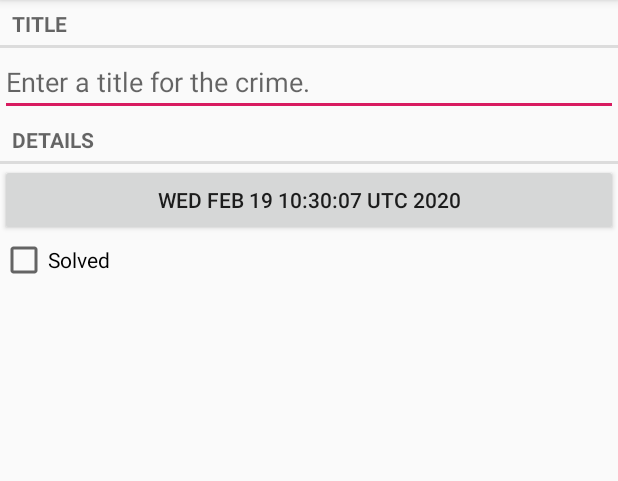
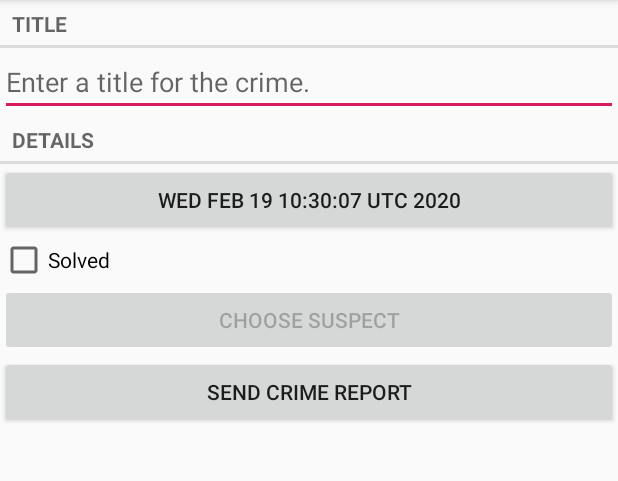
Before and after one commit to chenjun15/CriminalIntent, an Android app: the screen it shows after launch (CrimePagerActivity), after a tap on "New Crime", on a phone screen of 412 x 824 dp, the part 84-565 px from its top. Run offline under Robolectric (Android 15) with nearby library versions, the phone set to English and light mode, and no system bars.

Commit message:
第15章 隐式Intent

```diff
--- a/app/src/main/java/com/cj/criminalintent/Crime.java
+++ b/app/src/main/java/com/cj/criminalintent/Crime.java
@@ -8,6 +8,7 @@ public class Crime {
     private String mTitle;
     private Date mDate;
     private boolean mSolved;
+    private String mSuspect;
 
     public Crime() {
         this(UUID.randomUUID());
@@ -45,4 +46,12 @@ public class Crime {
     public void setSolved(boolean solved) {
         mSolved = solved;
     }
+
+    public String getSuspect() {
+        return mSuspect;
+    }
+
+    public void setSuspect(String suspect) {
+        mSuspect = suspect;
+    }
 }
--- a/app/src/main/java/com/cj/criminalintent/CrimeFragment.java
+++ b/app/src/main/java/com/cj/criminalintent/CrimeFragment.java
@@ -2,9 +2,14 @@ package com.cj.criminalintent;
 
 import android.app.Activity;
 import android.content.Intent;
+import android.content.pm.PackageManager;
+import android.database.Cursor;
+import android.net.Uri;
 import android.os.Bundle;
+import android.provider.ContactsContract;
 import android.text.Editable;
 import android.text.TextWatcher;
+import android.text.format.DateFormat;
 import android.view.LayoutInflater;
 import android.view.View;
 import android.view.ViewGroup;
@@ -27,11 +32,14 @@ public class CrimeFragment extends Fragment {
     private static final String DIALOG_DATE = "DialogDate";
 
     private static final int REQUEST_DATE = 0;
+    private static final int REQUEST_CONTACT = 1;
 
     private Crime mCrime;
     private EditText mTitleField;
     private Button mDateButton;
     private CheckBox mSolvedCheckBox;
+    private Button mSuspectButton;
+    private Button mReportButton;
 
     public static CrimeFragment newInstance(UUID crimeId) {
         Bundle args = new Bundle();
@@ -100,6 +108,36 @@ public class CrimeFragment extends Fragment {
             }
         });
 
+        mReportButton = v.findViewById(R.id.crime_report);
+        mReportButton.setOnClickListener(new View.OnClickListener() {
+            @Override
+            public void onClick(View v) {
+                Intent i = new Intent(Intent.ACTION_SEND);
+                i.setType("text/plain");
+                i.putExtra(Intent.EXTRA_TEXT, getCrimeReport());
+                i.putExtra(Intent.EXTRA_SUBJECT, getString(R.string.crime_report_subject));
+                i = Intent.createChooser(i, getString(R.string.send_report));
+                startActivity(i);
+            }
+        });
+
+        final Intent pickContact = new Intent(Intent.ACTION_PICK, ContactsContract.Contacts.CONTENT_URI);
+//        pickContact.addCategory(Intent.CATEGORY_HOME);
+        mSuspectButton = v.findViewById(R.id.crime_suspect);
+        mSuspectButton.setOnClickListener(new View.OnClickListener() {
+            @Override
+            public void onClick(View v) {
+                startActivityForResult(pickContact, REQUEST_CONTACT);
+            }
+        });
+
+        if (mCrime.getSuspect() != null)
+            mSuspectButton.setText(mCrime.getSuspect());
+
+        PackageManager packageManager = getActivity().getPackageManager();
+        if (packageManager.resolveActivity(pickContact, PackageManager.MATCH_DEFAULT_ONLY) == null)
+            mSuspectButton.setEnabled(false);
+
         return v;
     }
 
@@ -111,10 +149,51 @@ public class CrimeFragment extends Fragment {
             Date date = (Date) data.getSerializableExtra(DatePickerFragment.EXTRA_DATE);
             mCrime.setDate(date);
             updateDate();
+        } else if (requestCode == REQUEST_CONTACT && data != null) {
+            Uri contactUri = data.getData();
+            // Specify which fields you want your query to return values for.
+            String[] queryFields = new String[]{ContactsContract.Contacts.DISPLAY_NAME};
+            // Perform your query - the contackUri is like a "where" clause here
+            Cursor c = getActivity().getContentResolver().query(contactUri, queryFields, null, null, null);
+
+            try {
+                // Double-check that you actually got results
+                if (c.getCount() == 0)
+                    return;
+
+                // Pull out the first column of the first row of data that is your suspect's name
+                c.moveToFirst();
+                String suspect = c.getString(0);
+                mCrime.setSuspect(suspect);
+                mSuspectButton.setText(suspect);
+            } finally {
+                c.close();
+            }
         }
     }
 
     private void updateDate() {
         mDateButton.setText(mCrime.getDate().toString());
     }
+
+    private String getCrimeReport() {
+        String solvedString = null;
+        if (mCrime.isSolved())
+            solvedString = getString(R.string.crime_report_solved);
+        else
+            solvedString = getString(R.string.crime_report_unsolved);
+
+        String dateFormat = "EEE, MMM dd";
+        String dateString = DateFormat.format(dateFormat, mCrime.getDate()).toString();
+
+        String suspect = mCrime.getSuspect();
+        if (suspect == null)
+            suspect = getString(R.string.crime_report_no_suspect);
+        else
+            suspect = getString(R.string.crime_report_suspect, suspect);
+
+        String report = getString(R.string.crime_report, mCrime.getTitle(), dateString, solvedString, suspect);
+
+        return report;
+    }
 }
--- a/app/src/main/java/com/cj/criminalintent/CrimeLab.java
+++ b/app/src/main/java/com/cj/criminalintent/CrimeLab.java
@@ -87,6 +87,7 @@ public class CrimeLab {
         values.put(CrimeTable.Cols.TITLE, crime.getTitle());
         values.put(CrimeTable.Cols.DATE, crime.getDate().getTime());
         values.put(CrimeTable.Cols.SOLVED, crime.isSolved() ? 1 : 0);
+        values.put(CrimeTable.Cols.SUSPECT, crime.getSuspect());
 
         return values;
     }
--- a/app/src/main/java/com/cj/criminalintent/database/CrimeBaseHelper.java
+++ b/app/src/main/java/com/cj/criminalintent/database/CrimeBaseHelper.java
@@ -17,9 +17,8 @@ public class CrimeBaseHelper extends SQLiteOpenHelper {
     @Override
     public void onCreate(SQLiteDatabase db) {
         db.execSQL("create table " + CrimeTable.NAME + "(" +
-                " _id integer primary key autoincrement, " +
-                CrimeTable.Cols.UUID + ", " + CrimeTable.Cols.TITLE + ", " +
-                CrimeTable.Cols.DATE + ", " + CrimeTable.Cols.SOLVED + ")");
+                " _id integer primary key autoincrement, " + CrimeTable.Cols.UUID + ", " + CrimeTable.Cols.TITLE + ", " +
+                CrimeTable.Cols.DATE + ", " + CrimeTable.Cols.SOLVED + ", " + CrimeTable.Cols.SUSPECT + ")");
     }
 
     @Override
--- a/app/src/main/java/com/cj/criminalintent/database/CrimeCursorWrapper.java
+++ b/app/src/main/java/com/cj/criminalintent/database/CrimeCursorWrapper.java
@@ -4,6 +4,7 @@ import android.database.Cursor;
 import android.database.CursorWrapper;
 
 import com.cj.criminalintent.Crime;
+import com.cj.criminalintent.database.CrimeDbSchema.CrimeTable;
 
 import java.util.Date;
 import java.util.UUID;
@@ -19,15 +20,17 @@ public class CrimeCursorWrapper extends CursorWrapper {
     }
 
     public Crime getCrime() {
-        String uuidString = getString(getColumnIndex(CrimeDbSchema.CrimeTable.Cols.UUID));
-        String title = getString(getColumnIndex(CrimeDbSchema.CrimeTable.Cols.TITLE));
-        long date = getLong(getColumnIndex(CrimeDbSchema.CrimeTable.Cols.DATE));
-        int isSolved = getInt(getColumnIndex(CrimeDbSchema.CrimeTable.Cols.SOLVED));
+        String uuidString = getString(getColumnIndex(CrimeTable.Cols.UUID));
+        String title = getString(getColumnIndex(CrimeTable.Cols.TITLE));
+        long date = getLong(getColumnIndex(CrimeTable.Cols.DATE));
+        int isSolved = getInt(getColumnIndex(CrimeTable.Cols.SOLVED));
+        String suspect = getString(getColumnIndex(CrimeTable.Cols.SUSPECT));
 
         Crime crime = new Crime(UUID.fromString(uuidString));
         crime.setTitle(title);
         crime.setDate(new Date(date));
         crime.setSolved(isSolved != 0);
+        crime.setSuspect(suspect);
 
         return crime;
     }
--- a/app/src/main/java/com/cj/criminalintent/database/CrimeDbSchema.java
+++ b/app/src/main/java/com/cj/criminalintent/database/CrimeDbSchema.java
@@ -9,6 +9,7 @@ public class CrimeDbSchema {
             public static final String TITLE = "title";
             public static final String DATE = "date";
             public static final String SOLVED = "solved";
+            public static final String SUSPECT = "suspect";
         }
     }
 }
--- a/app/src/main/res/layout/fragment_crime.xml
+++ b/app/src/main/res/layout/fragment_crime.xml
@@ -34,4 +34,16 @@
         android:layout_height="wrap_content"
         android:text="@string/crime_solved_label" />
 
+    <Button
+        android:id="@+id/crime_suspect"
+        android:layout_width="match_parent"
+        android:layout_height="wrap_content"
+        android:text="@string/crime_suspect_text" />
+
+    <Button
+        android:id="@+id/crime_report"
+        android:layout_width="match_parent"
+        android:layout_height="wrap_content"
+        android:text="@string/crime_report_text" />
+
 </LinearLayout>
--- a/app/src/main/res/values/strings.xml
+++ b/app/src/main/res/values/strings.xml
@@ -9,4 +9,15 @@
     <string name="show_subtitle">Show Subtitle</string>
     <string name="hide_subtitle">Hide Subtitle</string>
     <string name="subtitle_format">%1$d crimes</string>
+    <string name="crime_suspect_text">Choose Suspect</string>
+    <string name="crime_report_text">Send Crime Report</string>
+    <string name="crime_report">%1$s!
+        The crime was discovered on %2$s. %3$s, and %4$s
+    </string>
+    <string name="crime_report_solved">The case is solved</string>
+    <string name="crime_report_unsolved">The case is not solved</string>
+    <string name="crime_report_no_suspect">there is no suspect.</string>
+    <string name="crime_report_suspect">the suspect is %s.</string>
+    <string name="crime_report_subject">CriminalIntent Crime Report</string>
+    <string name="send_report">Send crime report via</string>
 </resources>
--- a/gradle.properties
+++ b/gradle.properties
@@ -17,3 +17,4 @@ org.gradle.jvmargs=-Xmx1536m
 android.useAndroidX=true
 # Automatically convert third-party libraries to use AndroidX
 android.enableJetifier=true
+android.injected.testOnly=false
```
